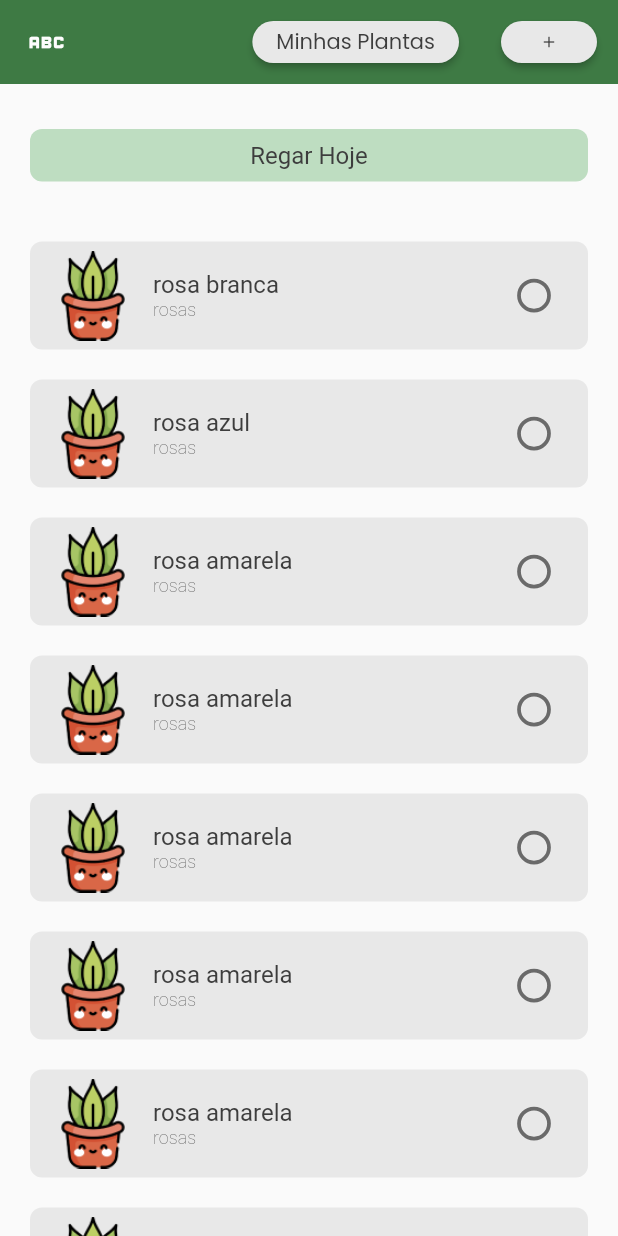
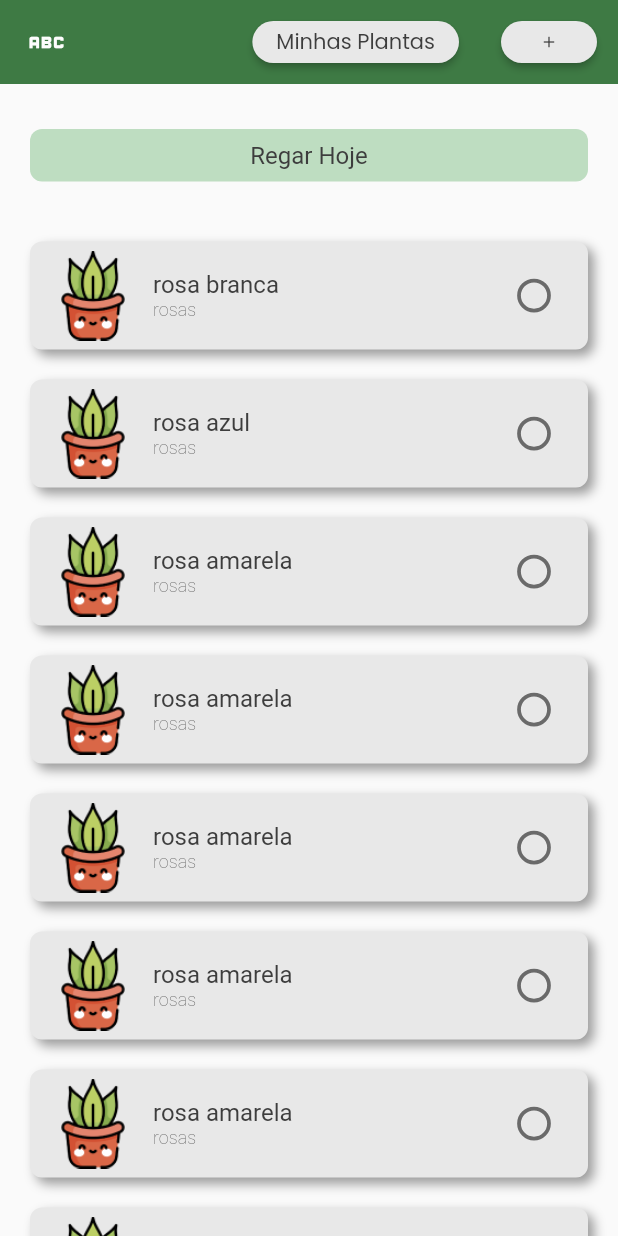
Before and after one commit to karoldm/myplants, a Flutter app: the screen it shows after launch, on a phone screen of 412 x 824 dp. Run offline on Flutter 3.47's test engine with Material 2 defaults, Android fonts, the phone set to English and light mode, and no system bars.

Commit message:
shadow to cards

```diff
--- a/lib/screens/home/PlantWaterCard.dart
+++ b/lib/screens/home/PlantWaterCard.dart
@@ -28,13 +28,16 @@ class _PlantWaterCardState extends State<PlantWaterCard> {
     return Container(
         margin: const EdgeInsets.symmetric(vertical: 10, horizontal: 20),
         padding: const EdgeInsets.symmetric(vertical: 6, horizontal: 12),
-        decoration: plant.watered
-            ? const BoxDecoration(
-                color: ColorThemes.mediumGreen,
-                borderRadius: BorderRadius.all(Radius.circular(8)))
-            : const BoxDecoration(
-                color: ColorThemes.grey,
-                borderRadius: BorderRadius.all(Radius.circular(8))),
+        decoration: BoxDecoration(
+            color: plant.watered ? ColorThemes.mediumGreen : ColorThemes.grey,
+            boxShadow: [
+              BoxShadow(
+                color: ColorThemes.dark.withOpacity(0.5),
+                blurRadius: 6,
+                offset: const Offset(4, 4),
+              )
+            ],
+            borderRadius: const BorderRadius.all(Radius.circular(8))),
         child: Row(
           children: [
             Image.asset(
```
